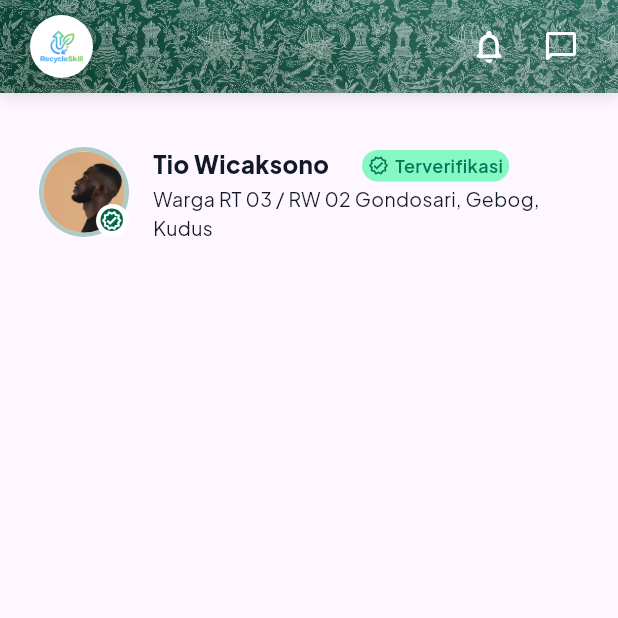
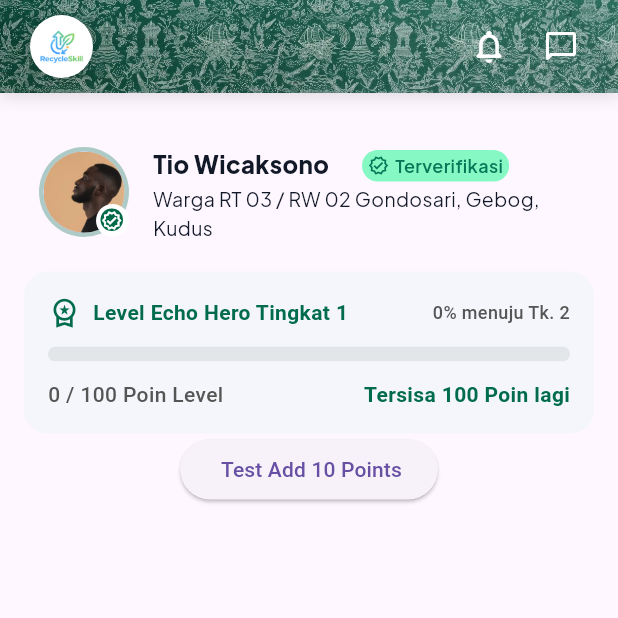
Before and after one commit to ManSoft24/RecycleSkill, a Flutter app: the ProfilePages screen opened directly, on a phone screen of 412 x 824 dp, the top half of it. Run offline on Flutter 3.47's test engine with Material 3 defaults, Android fonts, the phone set to English and light mode, and no system bars; our stand-ins replace get.

Commit message:
feat(profile): Level Progress Bar
level up bar that can store level and level up,

```diff
--- /dev/null
+++ b/lib/components/profile_page/level_progress_bar/level_progres_header.dart
@@ -0,0 +1,51 @@
+
+import 'package:flutter/material.dart';
+
+class LevelProgressHeader extends StatelessWidget {
+  final String currentLevel;
+  final int percentage;
+  final int nextLevel;
+
+  LevelProgressHeader({
+    Key? key,
+    required this.currentLevel,
+    required this.percentage,
+    required this.nextLevel,
+  }) : super(key: key);
+
+  @override
+  Widget build(BuildContext context) {
+    return Row(
+      mainAxisAlignment: MainAxisAlignment.spaceBetween,
+      children: [
+        Row(
+          children: [
+            const Icon(
+              Icons.workspace_premium_outlined,
+              color: Color(0xFF006C4C),
+              size: 22,
+            ),
+            const SizedBox(width: 8.0),
+            Text(
+
+              'Level $currentLevel',
+              style: const TextStyle(
+                color: Color(0xFF006C4C),
+                fontWeight: FontWeight.w700,
+                fontSize: 14,
+              ),
+            ),
+          ],
+        ),
+        Text(
+          '$percentage% menuju Tk. $nextLevel',
+          style: const TextStyle(
+            color: Color(0xFF555555),
+            fontWeight: FontWeight.w500,
+            fontSize: 12.0,
+          ),
+        ),
+      ],
+    );
+  }
+}
--- /dev/null
+++ b/lib/components/profile_page/level_progress_bar/level_progress_bar.dart
@@ -0,0 +1,22 @@
+import 'package:flutter/material.dart';
+
+class LevelProgressBar extends StatelessWidget {
+  final double progress;
+
+  LevelProgressBar({Key? key, required this.progress}) : super(key: key);
+
+  @override
+  Widget build(BuildContext context) {
+    return ClipRRect(
+      borderRadius: BorderRadius.circular(8.0),
+      child: LinearProgressIndicator(
+        value: progress,
+        minHeight: 10.0,
+        backgroundColor: const Color(0xFFE2E6E9),
+        valueColor: const AlwaysStoppedAnimation<Color>(
+          Color(0xFF006C4C),
+        ),
+      ),
+    );
+  }
+}
--- /dev/null
+++ b/lib/components/profile_page/level_progress_bar/level_progress_card.dart
@@ -0,0 +1,54 @@
+import 'package:flutter/material.dart';
+import 'package:recycle_skill/components/profile_page/level_progress_bar/level_progres_header.dart';
+import 'package:recycle_skill/components/profile_page/level_progress_bar/level_progress_bar.dart';
+import 'package:recycle_skill/components/profile_page/level_progress_bar/level_progress_footer.dart';
+
+
+class LevelProgressCard extends StatelessWidget {
+  final String currentLevel;
+  final int nextLevel;
+  final int currentPoints;
+  final int maxPoints;
+
+  LevelProgressCard({
+    Key? key,
+    required this.currentLevel,
+    required this.nextLevel,
+    required this.currentPoints,
+    required this.maxPoints,
+  }) : super(key: key);
+
+  @override
+  Widget build(BuildContext context) {
+    final int safeMax = maxPoints > 0 ? maxPoints : 1;
+    final double progressValue = (currentPoints / safeMax).clamp(0.0, 1.0);
+    final int percentage = (progressValue * 100).toInt();
+    final int remainingPoints = (maxPoints - currentPoints).clamp(0, maxPoints);
+
+    return Container(
+      padding: const EdgeInsets.symmetric(horizontal: 16.0, vertical: 16.0),
+      decoration: BoxDecoration(
+        color: const Color(0xFFF4F6FC),
+        borderRadius: BorderRadius.circular(16.0),
+      ),
+      child: Column(
+        mainAxisSize: MainAxisSize.min,
+        children: [
+          LevelProgressHeader(
+            currentLevel: currentLevel,
+            percentage: percentage,
+            nextLevel: nextLevel,
+          ),
+          const SizedBox(height: 12.0),
+          LevelProgressBar(progress: progressValue),
+          const SizedBox(height: 12.0),
+          LevelProgressFooter(
+            currentPoints: currentPoints,
+            maxPoints: maxPoints,
+            remainingPoints: remainingPoints,
+          ),
+        ],
+      ),
+    );
+  }
+}
--- /dev/null
+++ b/lib/components/profile_page/level_progress_bar/level_progress_footer.dart
@@ -0,0 +1,39 @@
+import 'package:flutter/material.dart';
+
+class LevelProgressFooter extends StatelessWidget {
+  final int currentPoints;
+  final int maxPoints;
+  final int remainingPoints;
+
+  const LevelProgressFooter({
+    Key? key,
+    required this.currentPoints,
+    required this.maxPoints,
+    required this.remainingPoints,
+  }) : super(key: key);
+
+  @override
+  Widget build(BuildContext context) {
+    return Row(
+      mainAxisAlignment: MainAxisAlignment.spaceBetween,
+      children: [
+        Text(
+          '$currentPoints / $maxPoints Poin Level',
+          style: const TextStyle(
+            color: Color(0xFF555555),
+            fontWeight: FontWeight.w500,
+            fontSize: 14.0,
+          ),
+        ),
+        Text(
+          'Tersisa $remainingPoints Poin lagi',
+          style: const TextStyle(
+            color: Color(0xFF006C4C),
+            fontWeight: FontWeight.w700,
+            fontSize: 14.0,
+          ),
+        ),
+      ],
+    );
+  }
+}
--- a/lib/controllers/profile_ctr.dart
+++ b/lib/controllers/profile_ctr.dart
@@ -0,0 +1,31 @@
+import 'package:flutter/cupertino.dart';
+import 'package:get/route_manager.dart';
+import 'package:get/state_manager.dart';
+
+class ProfileCtr extends GetxController {
+  RxInt currentLevel = 1.obs;
+  RxInt currentPoints = 0.obs;
+  RxInt maxPoints = 100.obs;
+
+  int get nextLevel => currentLevel.value + 1;
+  String get currentLevelText => 'Echo Hero Tingkat ${currentLevel.value}';
+
+  void addPoints(int points) {
+    currentPoints.value += points;
+
+    if (currentPoints.value >= maxPoints.value) {
+      levelUp();
+    }
+  }
+
+  void levelUp() {
+    currentPoints.value -= maxPoints.value;
+    currentLevel.value++;
+    maxPoints.value += 100;
+
+    Get.snackbar('Selamat!', 'Anda telah naik level!',
+    margin: const EdgeInsets.all(15),
+    colorText: const Color.fromARGB(255,0, 0, 0)
+    );
+  }
+}
--- a/lib/menus/profile_pages.dart
+++ b/lib/menus/profile_pages.dart
@@ -1,9 +1,16 @@
 import 'package:flutter/material.dart';
+import 'package:get/get.dart';
+import 'package:get/state_manager.dart';
 import 'package:recycle_skill/components/custom_app_bar.dart';
 import 'package:recycle_skill/components/profile_page/profile_header.dart';
+import 'package:recycle_skill/components/profile_page/level_progress_bar/level_progress_card.dart';
+import 'package:recycle_skill/controllers/profile_ctr.dart';
+
 
 class ProfilePages extends StatelessWidget {
   ProfilePages({super.key});
+
+  final controller = Get.put(ProfileCtr());
 
   @override
   Widget build(BuildContext context) {
@@ -15,6 +22,24 @@ class ProfilePages extends StatelessWidget {
         child: Column(
           children: [
             ProfileHeader(),
+
+            //nanti bisa di bagian ketika sudah di buatkan sistem transaksinya, tiap transaksi sampah yang berhasil
+            //bisa ntr nambah point
+            Obx(() => LevelProgressCard(
+              currentLevel: controller.currentLevelText.toString(),
+              nextLevel: controller.nextLevel,
+              currentPoints: controller.currentPoints.value,
+              maxPoints: controller.maxPoints.value,
+            )),
+
+            ElevatedButton(
+              onPressed: () {
+                controller.addPoints(10);
+              },
+              child: const Text(' Test Add 10 Points'),
+            ),
+
+
           ],
         ),
       ),
```
